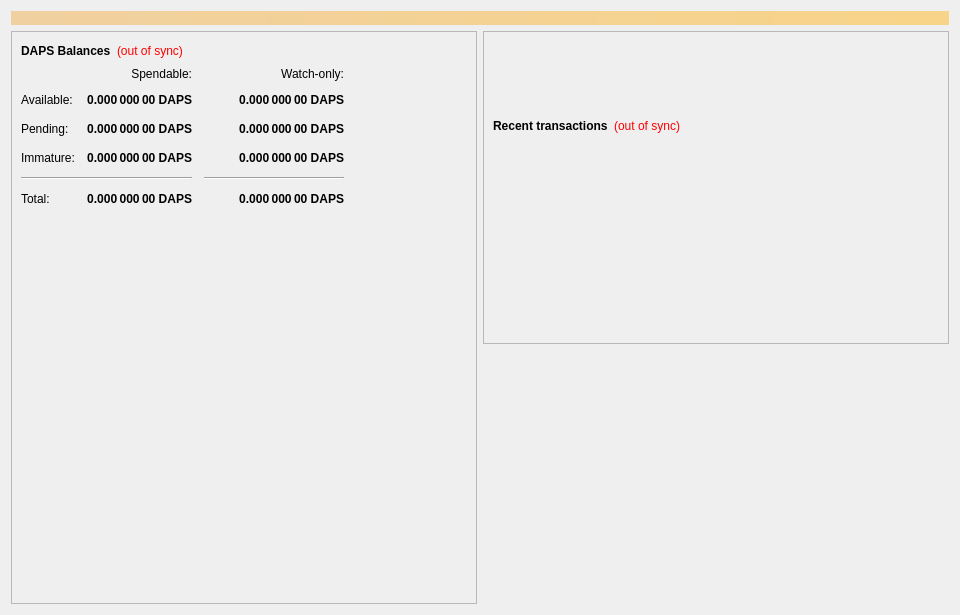
Old version of the form src/qt/forms/overviewpage.ui in the repository pedrorv0106/DAPS.
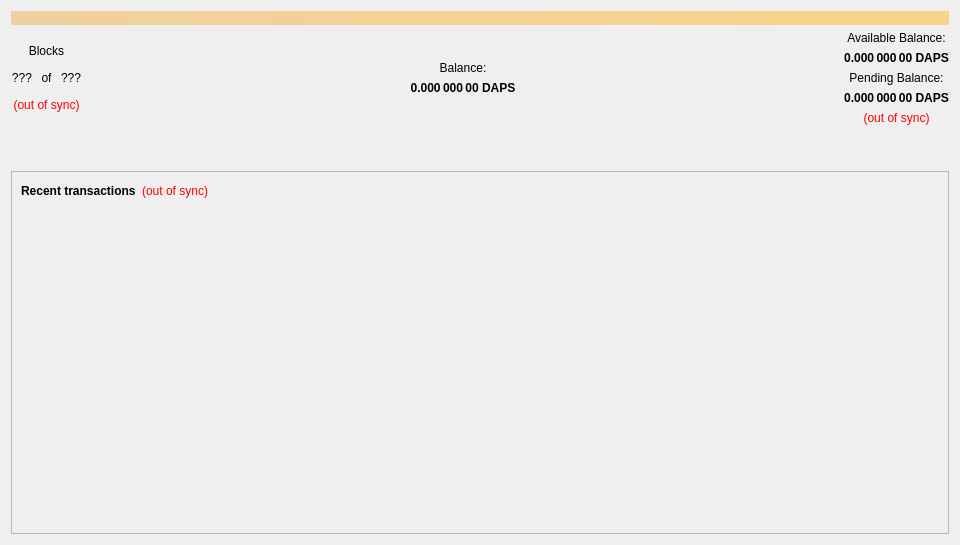
New version of the form.

Commit message: DAPS-301 updated overview layout #time 3h

The edit to the form file:
```diff
--- a/src/qt/forms/overviewpage.ui
+++ b/src/qt/forms/overviewpage.ui
@@ -7,7 +7,7 @@
     <x>0</x>
     <y>0</y>
     <width>960</width>
-    <height>615</height>
+    <height>545</height>
    </rect>
   </property>
   <property name="minimumSize">
@@ -37,227 +37,126 @@
     </widget>
    </item>
    <item>
-    <layout class="QHBoxLayout" name="horizontalLayout" stretch="1,1">
+    <layout class="QVBoxLayout" name="verticalLayout" stretch="0,0,1">
      <item>
-      <layout class="QVBoxLayout" name="verticalLayout_2">
+      <layout class="QHBoxLayout" name="horizontalLayout" stretch="0,0,0">
        <item>
-        <widget class="QFrame" name="frame">
-         <property name="frameShape">
-          <enum>QFrame::StyledPanel</enum>
-         </property>
-         <property name="frameShadow">
-          <enum>QFrame::Raised</enum>
-         </property>
          <layout class="QVBoxLayout" name="verticalLayout_4">
+         <property name="sizeConstraint">
+          <enum>QLayout::SetDefaultConstraint</enum>
+         </property>
           <item>
-           <layout class="QHBoxLayout" name="horizontalLayout_4">
+          <widget class="QLabel" name="labelBlocksText">
+           <property name="text">
+            <string>Blocks</string>
+           </property>
+           <property name="alignment">
+            <set>Qt::AlignBottom|Qt::AlignHCenter</set>
+           </property>
+          </widget>
+         </item>
             <item>
-             <widget class="QLabel" name="label_5">
-              <property name="font">
-               <font>
-                <weight>75</weight>
-                <bold>true</bold>
-               </font>
-              </property>
+          <layout class="QHBoxLayout" name="horizontalLayout_3">
+           <property name="sizeConstraint">
+            <enum>QLayout::SetMinimumSize</enum>
+           </property>
+           <item>
+            <widget class="QLabel" name="labelBlockCurrent">
+             <property name="sizePolicy">
+              <sizepolicy hsizetype="Minimum" vsizetype="Preferred">
+               <horstretch>0</horstretch>
+               <verstretch>0</verstretch>
+              </sizepolicy>
+             </property>
               <property name="text">
-               <string>DAPS Balances</string>
-              </property>
+              <string>???</string>
+             </property>
+             <property name="alignment">
+              <set>Qt::AlignRight|Qt::AlignTrailing|Qt::AlignVCenter</set>
+             </property>
              </widget>
             </item>
             <item>
-             <widget class="QLabel" name="labelWalletStatus">
-              <property name="cursor">
-               <cursorShape>WhatsThisCursor</cursorShape>
-              </property>
-              <property name="toolTip">
-               <string>The displayed information may be out of date. Your wallet automatically synchronizes with the DAPScoin network after a connection is established, but this process has not completed yet.</string>
-              </property>
-              <property name="styleSheet">
-               <string notr="true">QLabel { color: red; }</string>
-              </property>
+            <widget class="QLabel" name="labelBlockTotal">
+             <property name="sizePolicy">
+              <sizepolicy hsizetype="Minimum" vsizetype="Preferred">
+               <horstretch>0</horstretch>
+               <verstretch>0</verstretch>
+              </sizepolicy>
+             </property>
+             <property name="text">
+              <string> of </string>
+             </property>
+             <property name="scaledContents">
+              <bool>false</bool>
+             </property>
+             <property name="alignment">
+              <set>Qt::AlignCenter</set>
+             </property>
+            </widget>
+           </item>
+           <item>
+            <widget class="QLabel" name="labelBlocksOf">
+             <property name="sizePolicy">
+              <sizepolicy hsizetype="Minimum" vsizetype="Preferred">
+               <horstretch>0</horstretch>
+               <verstretch>0</verstretch>
+              </sizepolicy>
+             </property>
               <property name="text">
-               <string notr="true">(out of sync)</string>
+              <string>???</string>
               </property>
               <property name="alignment">
                <set>Qt::AlignLeading|Qt::AlignLeft|Qt::AlignVCenter</set>
               </property>
              </widget>
             </item>
-            <item>
-             <spacer name="horizontalSpacer_3">
-              <property name="orientation">
-               <enum>Qt::Horizontal</enum>
-              </property>
-              <property name="sizeHint" stdset="0">
-               <size>
-                <width>40</width>
-                <height>20</height>
-               </size>
-              </property>
-             </spacer>
-            </item>
            </layout>
           </item>
           <item>
-           <layout class="QGridLayout" name="gridLayout">
-            <property name="spacing">
-             <number>12</number>
-            </property>
-            <item row="2" column="2">
-             <widget class="QLabel" name="labelWatchPending">
-              <property name="font">
-               <font>
-                <weight>75</weight>
-                <bold>true</bold>
-               </font>
-              </property>
+          <widget class="QLabel" name="labelBlockStatus">
               <property name="cursor">
                <cursorShape>IBeamCursor</cursorShape>
               </property>
               <property name="toolTip">
-               <string>Unconfirmed transactions to watch-only addresses</string>
-              </property>
-              <property name="text">
-               <string notr="true">0.000 000 00 DAPS</string>
-              </property>
-              <property name="alignment">
-               <set>Qt::AlignRight|Qt::AlignTrailing|Qt::AlignVCenter</set>
-              </property>
-              <property name="textInteractionFlags">
-               <set>Qt::LinksAccessibleByMouse|Qt::TextSelectableByKeyboard|Qt::TextSelectableByMouse</set>
-              </property>
-             </widget>
-            </item>
-            <item row="2" column="1">
-             <widget class="QLabel" name="labelUnconfirmed">
-              <property name="font">
-               <font>
-                <weight>75</weight>
-                <bold>true</bold>
-               </font>
-              </property>
-              <property name="cursor">
-               <cursorShape>IBeamCursor</cursorShape>
-              </property>
-              <property name="toolTip">
-               <string>Total of transactions that have yet to be confirmed, and do not yet count toward the spendable balance</string>
-              </property>
+            <string>The displayed information may be out of date. Your wallet automatically synchronizes with the DAPScoin network after a connection is established, but this process has not completed yet.</string>
+           </property>
+           <property name="styleSheet">
+            <string notr="true">QLabel { color: red; }</string>
+           </property>
               <property name="text">
-               <string notr="true">0.000 000 00 DAPS</string>
+            <string notr="true">(out of sync)</string>
               </property>
               <property name="alignment">
-               <set>Qt::AlignRight|Qt::AlignTrailing|Qt::AlignVCenter</set>
-              </property>
-              <property name="textInteractionFlags">
-               <set>Qt::LinksAccessibleByMouse|Qt::TextSelectableByKeyboard|Qt::TextSelectableByMouse</set>
-              </property>
-             </widget>
-            </item>
-            <item row="3" column="2">
-             <widget class="QLabel" name="labelWatchImmature">
-              <property name="font">
-               <font>
-                <weight>75</weight>
-                <bold>true</bold>
-               </font>
-              </property>
-              <property name="cursor">
-               <cursorShape>IBeamCursor</cursorShape>
-              </property>
-              <property name="toolTip">
-               <string>Staked or masternode rewards in watch-only addresses that has not yet matured</string>
-              </property>
-              <property name="text">
-               <string notr="true">0.000 000 00 DAPS</string>
-              </property>
-              <property name="alignment">
-               <set>Qt::AlignRight|Qt::AlignTrailing|Qt::AlignVCenter</set>
-              </property>
-              <property name="textInteractionFlags">
-               <set>Qt::LinksAccessibleByMouse|Qt::TextSelectableByKeyboard|Qt::TextSelectableByMouse</set>
-              </property>
-             </widget>
-            </item>
-            <item row="4" column="0" colspan="2">
-             <widget class="Line" name="lineSpendableBalance">
-              <property name="orientation">
-               <enum>Qt::Horizontal</enum>
-              </property>
-             </widget>
-            </item>
-            <item row="4" column="2">
-             <widget class="Line" name="lineWatchBalance">
+            <set>Qt::AlignHCenter|Qt::AlignTop</set>
+           </property>
+          </widget>
+         </item>
+        </layout>
+       </item>
+       <item>
+        <layout class="QVBoxLayout" name="verticalLayout_5">
+         <property name="sizeConstraint">
+          <enum>QLayout::SetDefaultConstraint</enum>
+         </property>
+         <item>
+          <widget class="QLabel" name="labelBalanceText_2">
               <property name="sizePolicy">
-               <sizepolicy hsizetype="Preferred" vsizetype="Fixed">
+            <sizepolicy hsizetype="Expanding" vsizetype="Preferred">
                 <horstretch>0</horstretch>
                 <verstretch>0</verstretch>
                </sizepolicy>
               </property>
-              <property name="minimumSize">
-               <size>
-                <width>140</width>
-                <height>0</height>
-               </size>
-              </property>
-              <property name="orientation">
-               <enum>Qt::Horizontal</enum>
-              </property>
-             </widget>
-            </item>
-            <item row="5" column="0">
-             <widget class="QLabel" name="labelTotalText">
               <property name="text">
-               <string>Total:</string>
-              </property>
-             </widget>
-            </item>
-            <item row="3" column="1">
-             <widget class="QLabel" name="labelImmature">
-              <property name="font">
-               <font>
-                <weight>75</weight>
-                <bold>true</bold>
-               </font>
-              </property>
-              <property name="cursor">
-               <cursorShape>IBeamCursor</cursorShape>
-              </property>
-              <property name="toolTip">
-               <string>Staked or masternode rewards that has not yet matured</string>
-              </property>
-              <property name="text">
-               <string notr="true">0.000 000 00 DAPS</string>
-              </property>
+            <string>Balance:</string>
+           </property>
               <property name="alignment">
-               <set>Qt::AlignRight|Qt::AlignTrailing|Qt::AlignVCenter</set>
-              </property>
-              <property name="textInteractionFlags">
-               <set>Qt::LinksAccessibleByMouse|Qt::TextSelectableByKeyboard|Qt::TextSelectableByMouse</set>
-              </property>
-             </widget>
-            </item>
-            <item row="2" column="3">
-             <spacer name="horizontalSpacer_2">
-              <property name="orientation">
-               <enum>Qt::Horizontal</enum>
-              </property>
-              <property name="sizeHint" stdset="0">
-               <size>
-                <width>40</width>
-                <height>20</height>
-               </size>
-              </property>
-             </spacer>
-            </item>
-            <item row="3" column="0">
-             <widget class="QLabel" name="labelImmatureText">
-              <property name="text">
-               <string>Immature:</string>
-              </property>
-             </widget>
-            </item>
-            <item row="5" column="1">
-             <widget class="QLabel" name="labelTotal">
+            <set>Qt::AlignBottom|Qt::AlignHCenter</set>
+           </property>
+          </widget>
+         </item>
+         <item>
+          <widget class="QLabel" name="labelBalance_2">
               <property name="font">
                <font>
                 <weight>75</weight>
@@ -274,57 +173,41 @@
                <string notr="true">0.000 000 00 DAPS</string>
               </property>
               <property name="alignment">
-               <set>Qt::AlignRight|Qt::AlignTrailing|Qt::AlignVCenter</set>
+            <set>Qt::AlignHCenter|Qt::AlignTop</set>
               </property>
               <property name="textInteractionFlags">
                <set>Qt::LinksAccessibleByMouse|Qt::TextSelectableByKeyboard|Qt::TextSelectableByMouse</set>
               </property>
              </widget>
             </item>
-            <item row="5" column="2">
-             <widget class="QLabel" name="labelWatchTotal">
-              <property name="font">
-               <font>
-                <weight>75</weight>
-                <bold>true</bold>
-               </font>
-              </property>
-              <property name="cursor">
-               <cursorShape>IBeamCursor</cursorShape>
-              </property>
-              <property name="toolTip">
-               <string>Current total balance in watch-only addresses</string>
-              </property>
-              <property name="text">
-               <string notr="true">0.000 000 00 DAPS</string>
-              </property>
-              <property name="alignment">
-               <set>Qt::AlignRight|Qt::AlignTrailing|Qt::AlignVCenter</set>
-              </property>
-              <property name="textInteractionFlags">
-               <set>Qt::LinksAccessibleByMouse|Qt::TextSelectableByKeyboard|Qt::TextSelectableByMouse</set>
-              </property>
-             </widget>
-            </item>
-            <item row="0" column="2">
-             <widget class="QLabel" name="labelWatchonly">
-              <property name="text">
-               <string>Watch-only:</string>
-              </property>
-              <property name="alignment">
-               <set>Qt::AlignRight|Qt::AlignTrailing|Qt::AlignVCenter</set>
-              </property>
-             </widget>
-            </item>
-            <item row="1" column="0">
+        </layout>
+       </item>
+       <item>
+        <layout class="QVBoxLayout" name="verticalLayout_2">
+         <item>
              <widget class="QLabel" name="labelBalanceText">
+           <property name="sizePolicy">
+            <sizepolicy hsizetype="Minimum" vsizetype="Preferred">
+             <horstretch>0</horstretch>
+             <verstretch>0</verstretch>
+            </sizepolicy>
+           </property>
               <property name="text">
-               <string>Available:</string>
+            <string>Available Balance:</string>
+           </property>
+           <property name="alignment">
+            <set>Qt::AlignCenter</set>
               </property>
              </widget>
             </item>
-            <item row="1" column="1">
+         <item>
              <widget class="QLabel" name="labelBalance">
+           <property name="sizePolicy">
+            <sizepolicy hsizetype="Minimum" vsizetype="Preferred">
+             <horstretch>0</horstretch>
+             <verstretch>0</verstretch>
+            </sizepolicy>
+           </property>
               <property name="font">
                <font>
                 <weight>75</weight>
@@ -341,86 +224,80 @@
                <string notr="true">0.000 000 00 DAPS</string>
               </property>
               <property name="alignment">
-               <set>Qt::AlignRight|Qt::AlignTrailing|Qt::AlignVCenter</set>
+            <set>Qt::AlignCenter</set>
               </property>
               <property name="textInteractionFlags">
                <set>Qt::LinksAccessibleByMouse|Qt::TextSelectableByKeyboard|Qt::TextSelectableByMouse</set>
               </property>
              </widget>
             </item>
-            <item row="1" column="2">
-             <widget class="QLabel" name="labelWatchAvailable">
-              <property name="font">
-               <font>
-                <weight>75</weight>
-                <bold>true</bold>
-               </font>
-              </property>
-              <property name="cursor">
-               <cursorShape>IBeamCursor</cursorShape>
-              </property>
-              <property name="toolTip">
-               <string>Your current balance in watch-only addresses</string>
-              </property>
-              <property name="text">
-               <string notr="true">0.000 000 00 DAPS</string>
-              </property>
-              <property name="alignment">
-               <set>Qt::AlignRight|Qt::AlignTrailing|Qt::AlignVCenter</set>
-              </property>
-              <property name="textInteractionFlags">
-               <set>Qt::LinksAccessibleByMouse|Qt::TextSelectableByKeyboard|Qt::TextSelectableByMouse</set>
-              </property>
-             </widget>
-            </item>
-            <item row="2" column="0">
+         <item>
              <widget class="QLabel" name="labelPendingText">
+           <property name="sizePolicy">
+            <sizepolicy hsizetype="Minimum" vsizetype="Minimum">
+             <horstretch>0</horstretch>
+             <verstretch>0</verstretch>
+            </sizepolicy>
+           </property>
               <property name="text">
-               <string>Pending:</string>
-              </property>
-             </widget>
-            </item>
-            <item row="0" column="1">
-             <widget class="QLabel" name="labelSpendable">
+            <string>Pending Balance:</string>
+           </property>
+           <property name="alignment">
+            <set>Qt::AlignCenter</set>
+           </property>
+          </widget>
+         </item>
+         <item>
+          <widget class="QLabel" name="labelUnconfirmed">
+           <property name="font">
+            <font>
+             <weight>75</weight>
+             <bold>true</bold>
+            </font>
+           </property>
+           <property name="cursor">
+            <cursorShape>IBeamCursor</cursorShape>
+           </property>
+           <property name="toolTip">
+            <string>Total of transactions that have yet to be confirmed, and do not yet count toward the spendable balance</string>
+           </property>
               <property name="text">
-               <string>Spendable:</string>
+            <string notr="true">0.000 000 00 DAPS</string>
               </property>
               <property name="alignment">
-               <set>Qt::AlignRight|Qt::AlignTrailing|Qt::AlignVCenter</set>
-              </property>
-             </widget>
-            </item>
-           </layout>
-          </item>
+            <set>Qt::AlignCenter</set>
+           </property>
+           <property name="textInteractionFlags">
+            <set>Qt::LinksAccessibleByMouse|Qt::TextSelectableByKeyboard|Qt::TextSelectableByMouse</set>
+           </property>
+          </widget>
+         </item>
           <item>
-           <spacer name="verticalSpacer_4">
-            <property name="orientation">
-             <enum>Qt::Vertical</enum>
-            </property>
-            <property name="sizeHint" stdset="0">
-             <size>
-              <width>20</width>
-              <height>40</height>
-             </size>
-            </property>
-           </spacer>
-          </item>
-         </layout>
-        </widget>
+          <widget class="QLabel" name="labelWalletStatus">
+           <property name="enabled">
+            <bool>true</bool>
+           </property>
+           <property name="cursor">
+            <cursorShape>WhatsThisCursor</cursorShape>
+           </property>
+           <property name="toolTip">
+            <string>The displayed information may be out of date. Your wallet automatically synchronizes with the DAPScoin network after a connection is established, but this process has not completed yet.</string>
+           </property>
+           <property name="styleSheet">
+            <string notr="true">QLabel { color: red; }</string>
+           </property>
+           <property name="text">
+            <string notr="true">(out of sync)</string>
+           </property>
+           <property name="alignment">
+            <set>Qt::AlignCenter</set>
+           </property>
+          </widget>
+         </item>
+        </layout>
        </item>
       </layout>
      </item>
-     <item>
-      <layout class="QVBoxLayout" name="verticalLayout_3">
-       <item>
-        <widget class="QFrame" name="frame_2">
-         <property name="frameShape">
-          <enum>QFrame::StyledPanel</enum>
-         </property>
-         <property name="frameShadow">
-          <enum>QFrame::Raised</enum>
-         </property>
-         <layout class="QVBoxLayout" name="verticalLayout">
           <item>
            <spacer name="verticalSpacer_3">
             <property name="orientation">
@@ -432,11 +309,28 @@
             <property name="sizeHint" stdset="0">
              <size>
               <width>20</width>
-              <height>75</height>
+         <height>40</height>
              </size>
             </property>
            </spacer>
           </item>
+     <item>
+      <layout class="QVBoxLayout" name="verticalLayout_3" stretch="1">
+       <item>
+        <widget class="QFrame" name="frame_2">
+         <property name="sizePolicy">
+          <sizepolicy hsizetype="Preferred" vsizetype="Preferred">
+           <horstretch>0</horstretch>
+           <verstretch>0</verstretch>
+          </sizepolicy>
+         </property>
+         <property name="frameShape">
+          <enum>QFrame::StyledPanel</enum>
+         </property>
+         <property name="frameShadow">
+          <enum>QFrame::Raised</enum>
+         </property>
+         <layout class="QVBoxLayout" name="verticalLayout">
           <item>
            <layout class="QHBoxLayout" name="horizontalLayout_2">
             <item>
@@ -508,22 +402,6 @@
          </layout>
         </widget>
        </item>
-       <item>
-        <spacer name="verticalSpacer_2">
-         <property name="orientation">
-          <enum>Qt::Vertical</enum>
-         </property>
-         <property name="sizeType">
-          <enum>QSizePolicy::Expanding</enum>
-         </property>
-         <property name="sizeHint" stdset="0">
-          <size>
-           <width>20</width>
-           <height>40</height>
-          </size>
-         </property>
-        </spacer>
-       </item>
       </layout>
      </item>
     </layout>
```
Left out of the diff: 4 changed lines with no effect on the pictures. Lines whose indentation alone changed are shown as unchanged. The commit also changes 7 other files.
